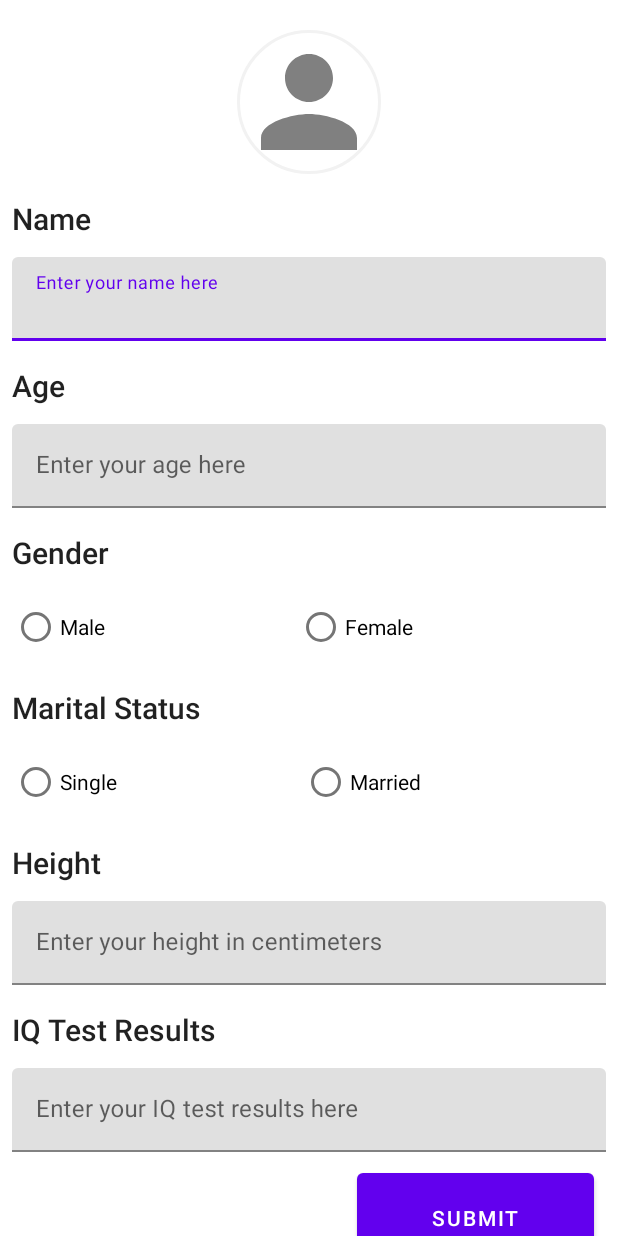
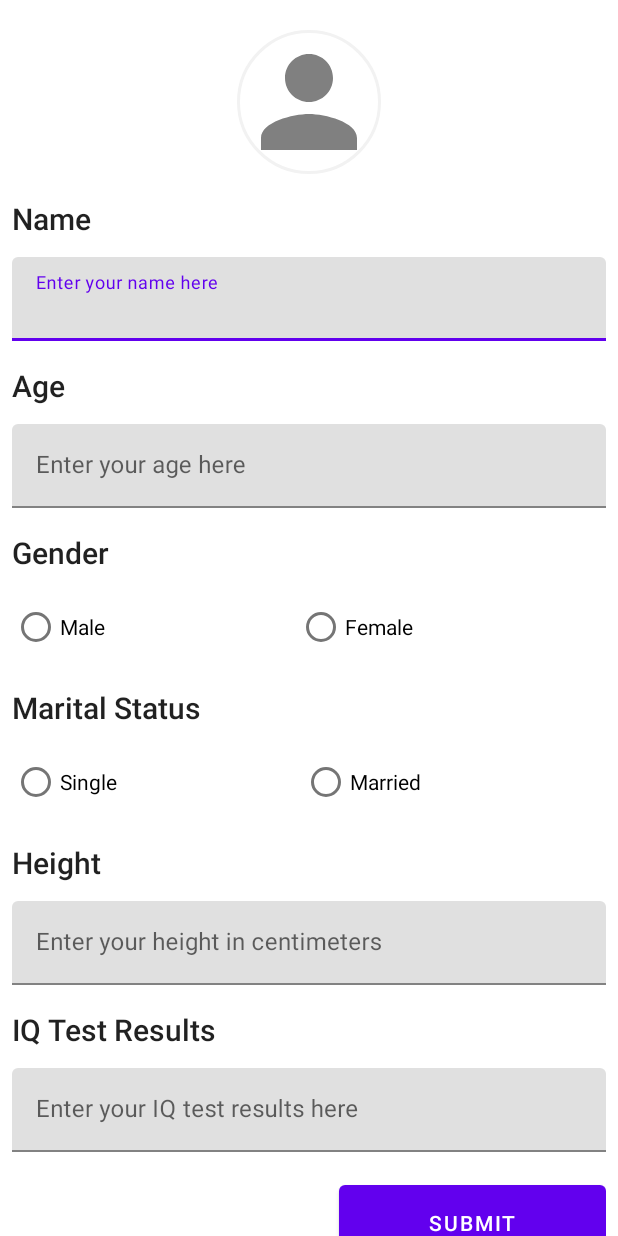
Before and after one commit to Aleqi/TenakataUniversity, an Android app: the layout apply_fragment.xml on its own in the app's theme, with its tools: preview values and no code run, on a phone screen of 412 x 824 dp. Run offline under Robolectric (Android 15) with nearby library versions, the phone set to English and light mode, and no system bars.

```diff
--- a/app/src/main/res/layout/apply_fragment.xml
+++ b/app/src/main/res/layout/apply_fragment.xml
@@ -192,11 +192,11 @@
                     android:layout_width="wrap_content"
                     android:layout_height="wrap_content"
                     android:text="@string/submit"
-                    android:layout_gravity="end"
-                    android:paddingHorizontal="50dp"
-                    android:paddingVertical="20dp"
+                    android:onClick="@{()->viewModel.validate()}"
+                    android:layout_gravity="bottom|end"
+                    android:paddingHorizontal="60dp"
+                    android:paddingVertical="15dp"
                     android:layout_marginTop="@dimen/apply_major_top_margin"
-                    android:layout_margin="8dp"
                     />
 
             </LinearLayout>
```
Also changed, not shown: app/src/main/java/com/tenakatauniversity/apply/Apply.java (+7 -0 lines), app/src/main/java/com/tenakatauniversity/apply/ApplyViewModel.java (+8 -0 lines).
